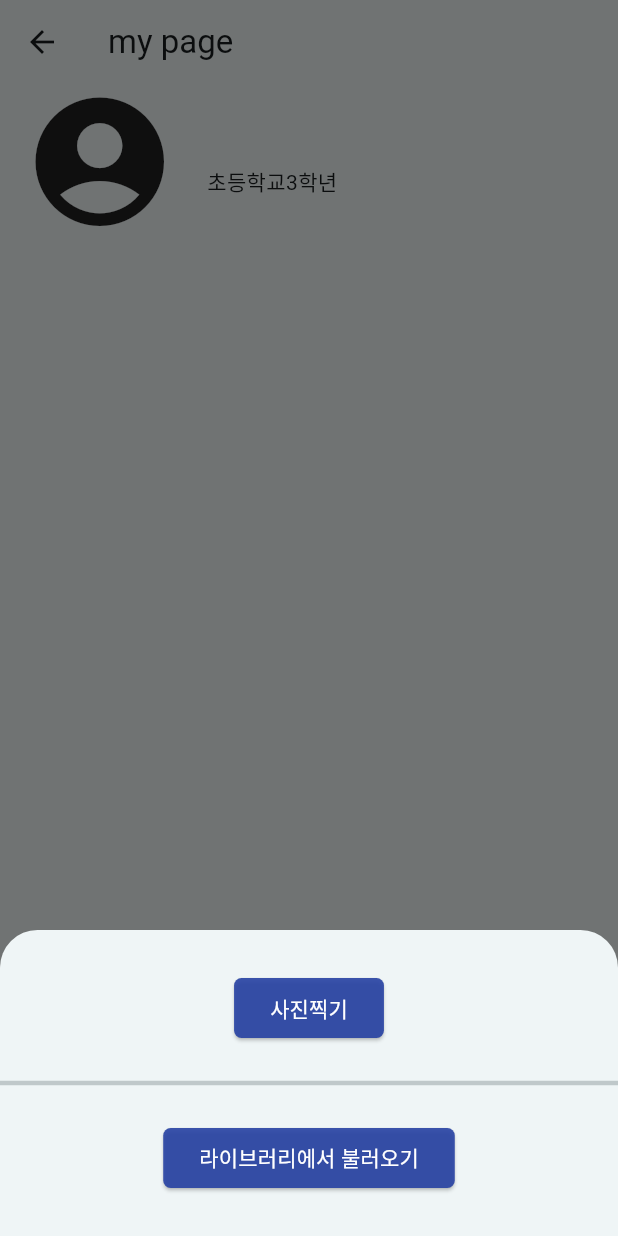
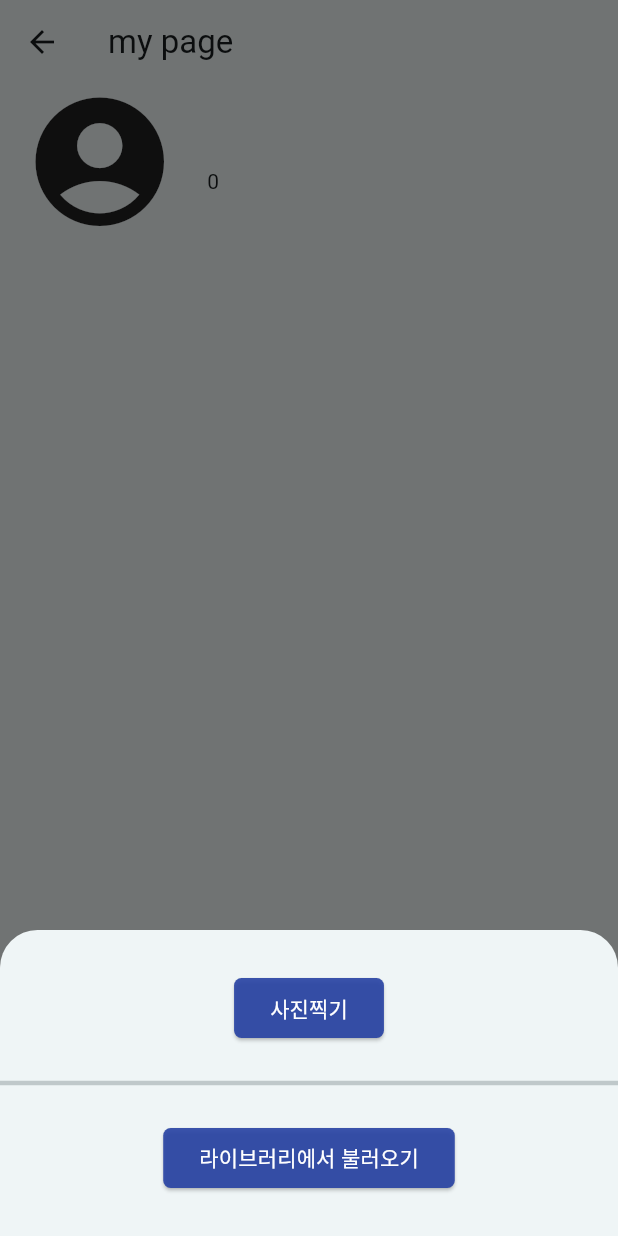
Before and after one commit to imhyunn/mymedic2, a Flutter app: the MyPage screen opened directly, after a tap on the "account circle" icon, on a phone screen of 412 x 824 dp. Run offline on Flutter 3.47's test engine with Material 3 defaults, Android fonts, the phone set to English and light mode, and no system bars; our stand-ins replace cloud_firestore, dotted_border, firebase_auth, firebase_core, firebase_storage, flutter_colorpicker and 3 more; missing offline and left inert: scribble; accounts and stored records are empty; Roboto replaces fonts that are missing (Pretendard).

Commit message:
mypage level, folder orderBy

```diff
--- a/lib/data/folder.dart
+++ b/lib/data/folder.dart
@@ -2,6 +2,7 @@ class Folder{
   String name;
   int wordCount;
   String id;
+  String time;
 
-  Folder(this.name, this.wordCount, this.id);
+  Folder(this.name, this.wordCount, this.id, this.time);
 }
--- a/lib/screens/home/words/wordFolder.dart
+++ b/lib/screens/home/words/wordFolder.dart
@@ -18,11 +18,11 @@ class _WordFolderState extends State<WordFolder> {
 
   Future<List<Folder>> _getFolder() async {
     var snapshot = await _firestore
-        .collection('folder')
+        .collection('folder').orderBy('time',descending: true)
         .get();
     List<Folder> folders = snapshot.docs.map((element) {
       Map<String, dynamic> map = element.data();
-      return Folder(map['name'], map['wordCount'], element.id);
+      return Folder(map['name'], map['wordCount'], element.id, map['time']);
     }).toList();
     return folders;
   }
--- a/lib/screens/home/words/wordNote_edit.dart
+++ b/lib/screens/home/words/wordNote_edit.dart
@@ -651,7 +651,7 @@ class _WordNoteEditState extends State<WordNoteEdit> {
 
     return snapshot.docs.map((element) {
       var data = element.data();
-      return Folder(data['name'], data['wordCount'], element.id);
+      return Folder(data['name'], data['wordCount'], element.id, data['time']);
     }).toList();
   }
 
--- a/lib/screens/mypage.dart
+++ b/lib/screens/mypage.dart
@@ -18,15 +18,15 @@ class MyPage extends StatefulWidget {
   State<MyPage> createState() => _MyPageState();
 }
 
-class User {
-  String email;
-  String level;
-  String password;
-  String userName;
-  String id;
-
-  User(this.email, this.level, this.password, this.userName, this.id);
-}
+// class User {
+//   String email;
+//   String level;
+//   String password;
+//   String userName;
+//   String id;
+//
+//   User(this.email, this.level, this.password, this.userName, this.id);
+// }
 
 class _MyPageState extends State<MyPage> {
   XFile? _pickedFile;
@@ -34,9 +34,11 @@ class _MyPageState extends State<MyPage> {
   String _username = "";
   FirebaseStorage _firebaseStorage = FirebaseStorage.instance;
   FirebaseFirestore _firestore = FirebaseFirestore.instance;
+  final _firebaseAuth = FirebaseAuth.instance;
+  User? loggedUser;
 
   void _getUserProfile() async {
-    final user = FirebaseAuth.instance.currentUser;
+    final user = _firebaseAuth.currentUser;
     final userData = await FirebaseFirestore.instance
         .collection('user')
         .doc(user!.uid)
@@ -52,15 +54,15 @@ class _MyPageState extends State<MyPage> {
 
 
   }
-
-  Future<List<User>> _getUser() async {
-    var snapshot = await _firestore.collection('user').get();
-    List<User> user = snapshot.docs.map((element) {
-      Map<String, dynamic> map = element.data();
-      return User(map['email'], map['level'], map['password'], map['userName'], element.id);
-    }).toList();
-    return user;
-  }
+  //
+  // Future<List<User>> _getUserLevel() async {
+  //   var snapshot = await _firestore.collection('user').get();
+  //   List<User> user = snapshot.docs.map((element) {
+  //     Map<String, dynamic> map = element.data();
+  //     return User(map['email'], map['level'], map['password'], map['userName'], element.id);
+  //   }).toList();
+  //   return user;
+  // }
 
 
 
@@ -139,7 +141,7 @@ class _MyPageState extends State<MyPage> {
                     crossAxisAlignment: CrossAxisAlignment.start,
                     children: [
                     Text(_username, style: TextStyle(fontSize: 19),),
-                    Text('초등학교3학년'),
+                    Text('${_userData['userLevel']}'),
                   ],),
                 ),
               ],
@@ -150,9 +152,6 @@ class _MyPageState extends State<MyPage> {
     );
   }
 
-  level() {
-
-  }
 
   _showBottomSheet() {
     return showModalBottomSheet(
```
Also changed, not shown: 2 other files.
